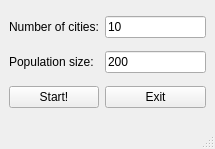
The window that mainwindow.ui (AlexSP0/tsp-solution) describes before a commit, drawn with Qt 5.
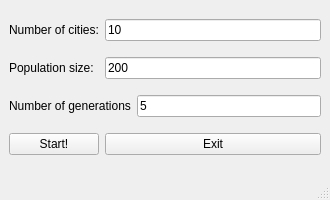
The same window after the commit.

Commit message: chore: implement number of generations and round map

Patch:
```diff
--- a/mainwindow.ui
+++ b/mainwindow.ui
@@ -6,8 +6,8 @@
    <rect>
     <x>0</x>
     <y>0</y>
-    <width>215</width>
-    <height>149</height>
+    <width>330</width>
+    <height>200</height>
    </rect>
   </property>
   <property name="windowTitle">
@@ -25,7 +25,7 @@
       </property>
      </widget>
     </item>
-    <item row="0" column="1">
+    <item row="0" column="1" colspan="2">
      <widget class="QLineEdit" name="NumberOfCitiesLineEdit">
       <property name="text">
        <string>10</string>
@@ -39,21 +39,38 @@
       </property>
      </widget>
     </item>
-    <item row="1" column="1">
+    <item row="1" column="1" colspan="2">
      <widget class="QLineEdit" name="PopulationSizeLineEdit">
       <property name="text">
        <string>200</string>
       </property>
      </widget>
     </item>
-    <item row="2" column="0">
+    <item row="2" column="0" colspan="2">
+     <widget class="QLabel" name="generationsNum">
+      <property name="text">
+       <string>Number of generations</string>
+      </property>
+      <property name="buddy">
+       <cstring>numGenerationsLineEdit</cstring>
+      </property>
+     </widget>
+    </item>
+    <item row="2" column="2">
+     <widget class="QLineEdit" name="numGenerationsLineEdit">
+      <property name="text">
+       <string>5</string>
+      </property>
+     </widget>
+    </item>
+    <item row="3" column="0">
      <widget class="QPushButton" name="StartButton">
       <property name="text">
        <string>Start!</string>
       </property>
      </widget>
     </item>
-    <item row="2" column="1">
+    <item row="3" column="1" colspan="2">
      <widget class="QPushButton" name="ExitButton">
       <property name="text">
        <string>Exit</string>
```
Left out of the diff: 5 changed lines with no effect on the pictures. The commit also changes 8 other files.
